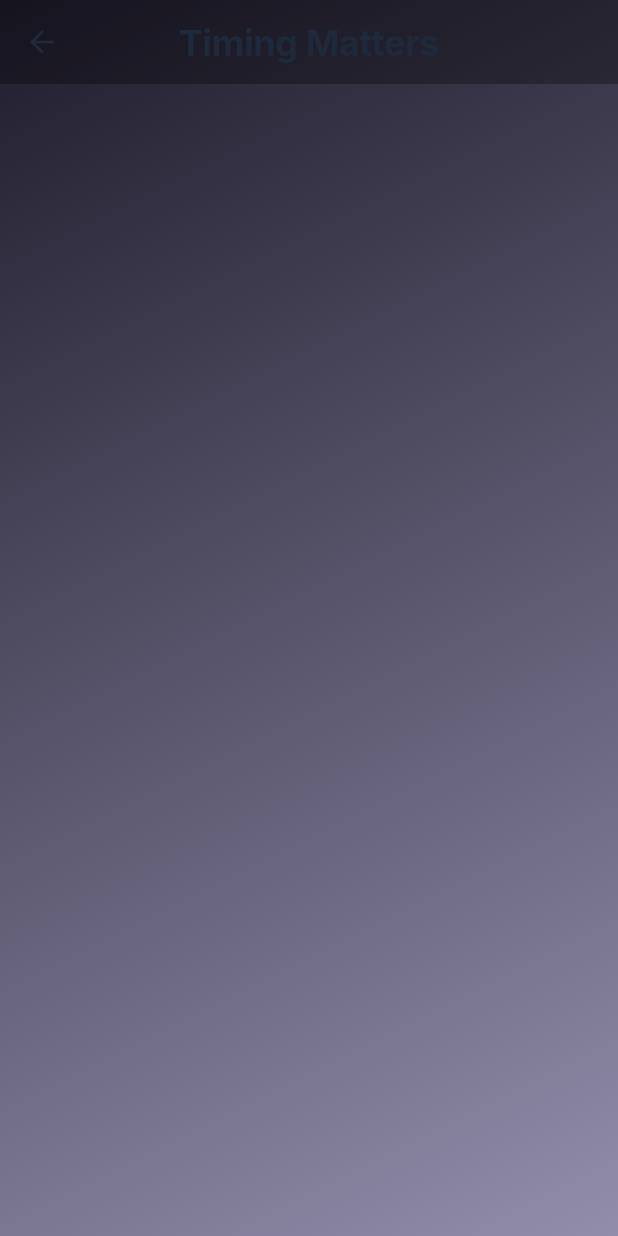
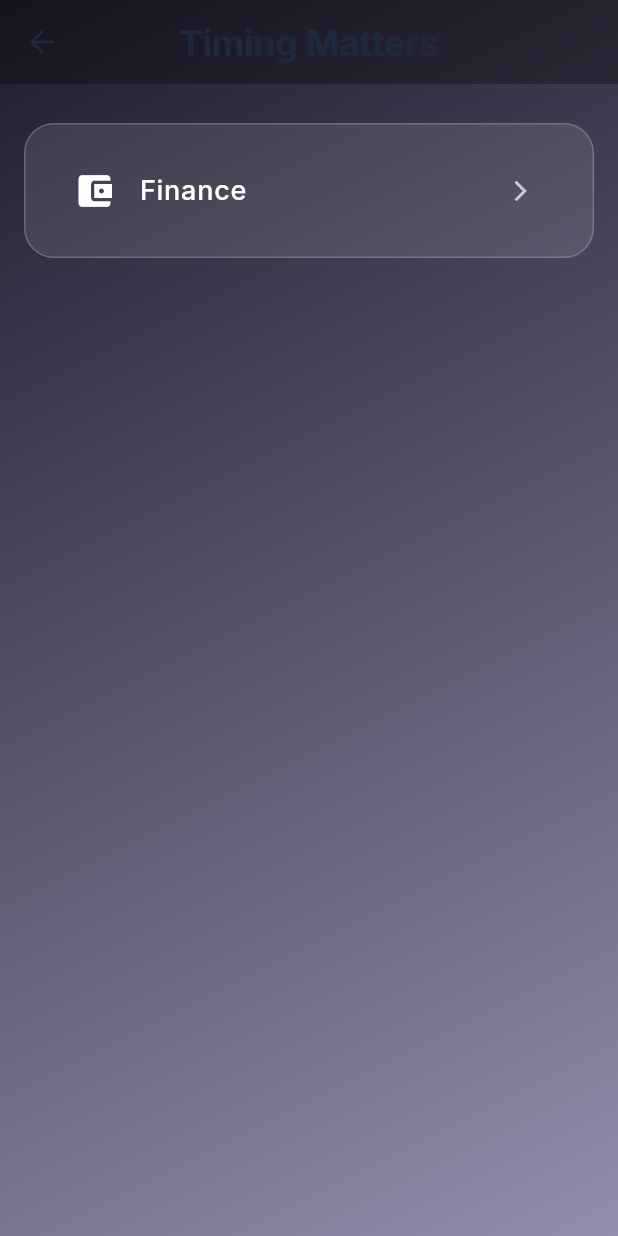
Before and after one commit to wahyualif23014/timingMatters_RiverPodd, a Flutter app: the DashboardPage screen opened directly, on a phone screen of 412 x 824 dp. Run offline on Flutter 3.47's test engine with Material 3 defaults, Android fonts, the light colour scheme and no system bars; our stand-ins replace firebase_analytics, firebase_core, firebase_database, flutter_riverpod, go_router, google_fonts; accounts and stored records are empty; statements that could not run were skipped.

Commit message:
new finance dulu yaa h 2

```diff
--- a/lib/app/routes/app_router.dart
+++ b/lib/app/routes/app_router.dart
@@ -1,4 +1,3 @@
-import 'package:flutter/material.dart';
 import 'package:go_router/go_router.dart';
 
 // import '../../calendar/presentation/pages/calendar_page.dart';
@@ -7,10 +6,10 @@ import 'package:go_router/go_router.dart';
 // import '../../habits/presentation/pages/habits_page.dart';
 // import '../../habits/presentation/pages/add_habit_page.dart';
 
-// import '../../finance/presentation/pages/finance_overview_page.dart';
-// import '../../finance/presentation/pages/add_transaction_page.dart';
-// import '../../finance/presentation/pages/budget_page.dart';
-// import '../../finance/presentation/pages/financial_goals_page.dart';
+import '../../../features/finance/presentation/pages/finance_overview_page.dart';
+import '../../../features/finance/presentation/pages/add_transaction_page.dart';
+import '../../../features/finance/presentation/pages/budget_page.dart';
+// import '../../../features/finance/presentation/pages/financial_goals_page.dart';
 
 // import '../../activities/presentation/pages/activities_page.dart';
 // import '../../activities/presentation/pages/add_activity_page.dart';
@@ -30,23 +29,23 @@ final appRouter = GoRouter(
       path: Routes.dashboard,
       builder: (context, state) => const DashboardPage(),
     ),
-//     // Finance
-//     GoRoute(
-//       path: Routes.financeOverview,
-//       builder: (context, state) => const FinanceOverviewPage(),
-//     ),
-//     GoRoute(
-//       path: Routes.addTransaction,
-//       builder: (context, state) => const AddTransactionPage(),
-//     ),
-//     GoRoute(
-//       path: Routes.budget,
-//       builder: (context, state) => const BudgetPage(),
-//     ),
-//     GoRoute(
-//       path: Routes.goals,
-//       builder: (context, state) => const FinancialGoalsPage(),
-//     ),
+    // Finance
+    GoRoute(
+      path: Routes.financeOverview,
+      builder: (context, state) => const FinanceOverviewPage(),
+    ),
+    GoRoute(
+      path: Routes.addTransaction,
+      builder: (context, state) => const AddTransactionPage(),
+    ),
+    GoRoute(
+      path: Routes.budget,
+      builder: (context, state) => const BudgetPage(),
+    ),
+    // GoRoute(
+    //   path: Routes.goals,
+    //   builder: (context, state) => const FinancialGoalsPage(),
+    // ),
 
     //     // Habits
     //     GoRoute(
--- a/lib/app/routes/routes.dart
+++ b/lib/app/routes/routes.dart
@@ -2,10 +2,10 @@ class Routes {
   static const String dashboard = '/dashboard';
 
   // Finance
-  static const String financeOverview = '/finance';
-  static const String addTransaction = '/finance/add';
-  static const String budget = '/finance/budget';
-  static const String goals = '/finance/goals';
+  static const String financeOverview = '/finance-overview';
+  static const String addTransaction = '/add-transaction';
+  static const String budget = '/budget';
+  static const String goals = '/goals';
 
   // Habits
   static const String habits = '/habits';
--- a/lib/features/dashboard/presentation/pages/dashboard_page.dart
+++ b/lib/features/dashboard/presentation/pages/dashboard_page.dart
@@ -34,11 +34,11 @@ class DashboardPage extends StatelessWidget {
               padding: const EdgeInsets.all(16),
               child: ListView(
                 children: [
-                  // GlassDashboardTile(
-                  //   title: 'Finance',
-                  //   icon: Icons.account_balance_wallet,
-                  //   onTap: () => context.push(Routes.financeOverview),
-                  // ),
+                  GlassDashboardTile(
+                    title: 'Finance',
+                    icon: Icons.account_balance_wallet,
+                    onTap: () => context.push('/finance-overview'),
+                  ),
                   // GlassDashboardTile(
                   //   title: 'Habits',
                   //   icon: Icons.check_circle_outline,
```
Also changed, not shown: lib/features/finance/presentation/pages/add_transaction_page.dart (+58 -0 lines), lib/features/finance/presentation/pages/budget_page.dart (+84 -0 lines), lib/features/finance/presentation/pages/finance_overview_page.dart (+43 -0 lines), lib/features/finance/presentation/pages/financial_goals_page.dart (+81 -0 lines), lib/features/finance/data/providers/financial_goals_provider.dart (added). Lines whose indentation alone changed are shown as unchanged.
